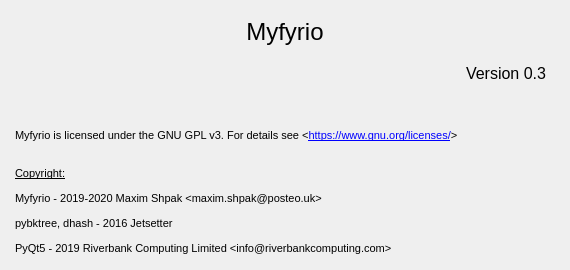
max-dw-i/myfyrio, file myfyrio/static/ui/aboutwindow.ui: the form before one commit.
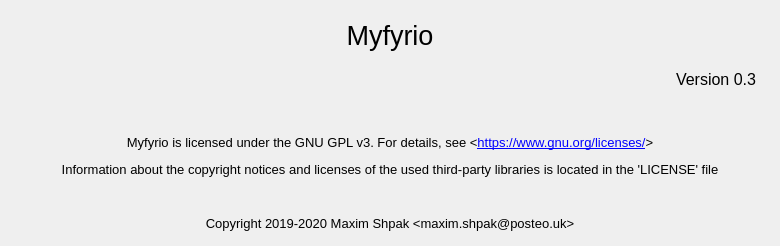
The form after the commit.

Commit message: Change info in 'About'

The edit to the form file:
```diff
--- a/myfyrio/static/ui/aboutwindow.ui
+++ b/myfyrio/static/ui/aboutwindow.ui
@@ -6,8 +6,8 @@
    <rect>
     <x>0</x>
     <y>0</y>
-    <width>570</width>
-    <height>270</height>
+    <width>780</width>
+    <height>246</height>
    </rect>
   </property>
   <property name="windowTitle">
@@ -34,7 +34,8 @@
      <widget class="QLabel" name="nameLbl">
       <property name="font">
        <font>
-        <pointsize>18</pointsize>
+        <pointsize>20</pointsize>
+        <italic>false</italic>
        </font>
       </property>
       <property name="text">
@@ -90,12 +91,10 @@
 &lt;html&gt;&lt;head&gt;&lt;meta name=&quot;qrichtext&quot; content=&quot;1&quot; /&gt;&lt;style type=&quot;text/css&quot;&gt;
 p, li { white-space: pre-wrap; }
 &lt;/style&gt;&lt;/head&gt;&lt;body style=&quot; font-family:'Ubuntu'; font-size:10pt; font-weight:400; font-style:normal;&quot;&gt;
-&lt;p style=&quot; margin-top:0px; margin-bottom:0px; margin-left:0px; margin-right:0px; -qt-block-indent:0; text-indent:0px;&quot;&gt;&lt;span style=&quot; font-family:'MS Shell Dlg 2'; font-size:8pt;&quot;&gt;Myfyrio is licensed under the GNU GPL v3. For details see &amp;lt;&lt;/span&gt;&lt;a href=&quot;https://www.gnu.org/licenses/&quot;&gt;&lt;span style=&quot; font-family:'MS Shell Dlg 2'; font-size:8pt; text-decoration: underline; color:#0000ff;&quot;&gt;https://www.gnu.org/licenses/&lt;/span&gt;&lt;/a&gt;&lt;span style=&quot; font-family:'MS Shell Dlg 2'; font-size:8pt;&quot;&gt;&amp;gt;&lt;/span&gt;&lt;/p&gt;
-&lt;p style=&quot;-qt-paragraph-type:empty; margin-top:0px; margin-bottom:0px; margin-left:0px; margin-right:0px; -qt-block-indent:0; text-indent:0px; font-family:'MS Shell Dlg 2'; font-size:8pt;&quot;&gt;&lt;br /&gt;&lt;/p&gt;
-&lt;p style=&quot; margin-top:12px; margin-bottom:12px; margin-left:0px; margin-right:0px; -qt-block-indent:0; text-indent:0px;&quot;&gt;&lt;span style=&quot; font-family:'MS Shell Dlg 2'; font-size:8pt; text-decoration: underline;&quot;&gt;Copyright:&lt;/span&gt;&lt;/p&gt;
-&lt;p style=&quot; margin-top:12px; margin-bottom:12px; margin-left:0px; margin-right:0px; -qt-block-indent:0; text-indent:0px;&quot;&gt;&lt;span style=&quot; font-family:'MS Shell Dlg 2'; font-size:8pt;&quot;&gt;Myfyrio - 2019-2020 Maxim Shpak &amp;lt;maxim.shpak@posteo.uk&amp;gt;&lt;/span&gt;&lt;/p&gt;
-&lt;p style=&quot; margin-top:12px; margin-bottom:12px; margin-left:0px; margin-right:0px; -qt-block-indent:0; text-indent:0px;&quot;&gt;&lt;span style=&quot; font-family:'MS Shell Dlg 2'; font-size:8pt;&quot;&gt;pybktree, dhash - 2016 Jetsetter&lt;/span&gt;&lt;/p&gt;
-&lt;p style=&quot; margin-top:12px; margin-bottom:12px; margin-left:0px; margin-right:0px; -qt-block-indent:0; text-indent:0px;&quot;&gt;&lt;span style=&quot; font-family:'MS Shell Dlg 2'; font-size:8pt;&quot;&gt;PyQt5 - 2019 Riverbank Computing Limited &amp;lt;info@riverbankcomputing.com&amp;gt;&lt;/span&gt;&lt;/p&gt;&lt;/body&gt;&lt;/html&gt;</string>
+&lt;p align=&quot;center&quot; style=&quot; margin-top:0px; margin-bottom:0px; margin-left:0px; margin-right:0px; -qt-block-indent:0; text-indent:0px;&quot;&gt;&lt;span style=&quot; font-family:'MS Shell Dlg 2';&quot;&gt;Myfyrio is licensed under the GNU GPL v3. For details, see &amp;lt;&lt;/span&gt;&lt;a href=&quot;https://www.gnu.org/licenses/&quot;&gt;&lt;span style=&quot; font-family:'MS Shell Dlg 2'; text-decoration: underline; color:#0000ff;&quot;&gt;https://www.gnu.org/licenses/&lt;/span&gt;&lt;/a&gt;&lt;span style=&quot; font-family:'MS Shell Dlg 2';&quot;&gt;&amp;gt;&lt;/span&gt;&lt;/p&gt;
+&lt;p align=&quot;center&quot; style=&quot; margin-top:12px; margin-bottom:12px; margin-left:0px; margin-right:0px; -qt-block-indent:0; text-indent:0px;&quot;&gt;&lt;span style=&quot; font-family:'MS Shell Dlg 2';&quot;&gt;Information about the copyright notices and licenses of the used third-party libraries is located in the 'LICENSE' file&lt;/span&gt;&lt;/p&gt;
+&lt;p align=&quot;center&quot; style=&quot;-qt-paragraph-type:empty; margin-top:12px; margin-bottom:12px; margin-left:0px; margin-right:0px; -qt-block-indent:0; text-indent:0px; font-family:'MS Shell Dlg 2';&quot;&gt;&lt;br /&gt;&lt;/p&gt;
+&lt;p align=&quot;center&quot; style=&quot; margin-top:12px; margin-bottom:12px; margin-left:0px; margin-right:0px; -qt-block-indent:0; text-indent:0px;&quot;&gt;&lt;span style=&quot; font-family:'MS Shell Dlg 2';&quot;&gt;Copyright 2019-2020 Maxim Shpak &amp;lt;maxim.shpak@posteo.uk&amp;gt;&lt;/span&gt;&lt;/p&gt;&lt;/body&gt;&lt;/html&gt;</string>
       </property>
       <property name="alignment">
        <set>Qt::AlignLeading|Qt::AlignLeft|Qt::AlignVCenter</set>
```
